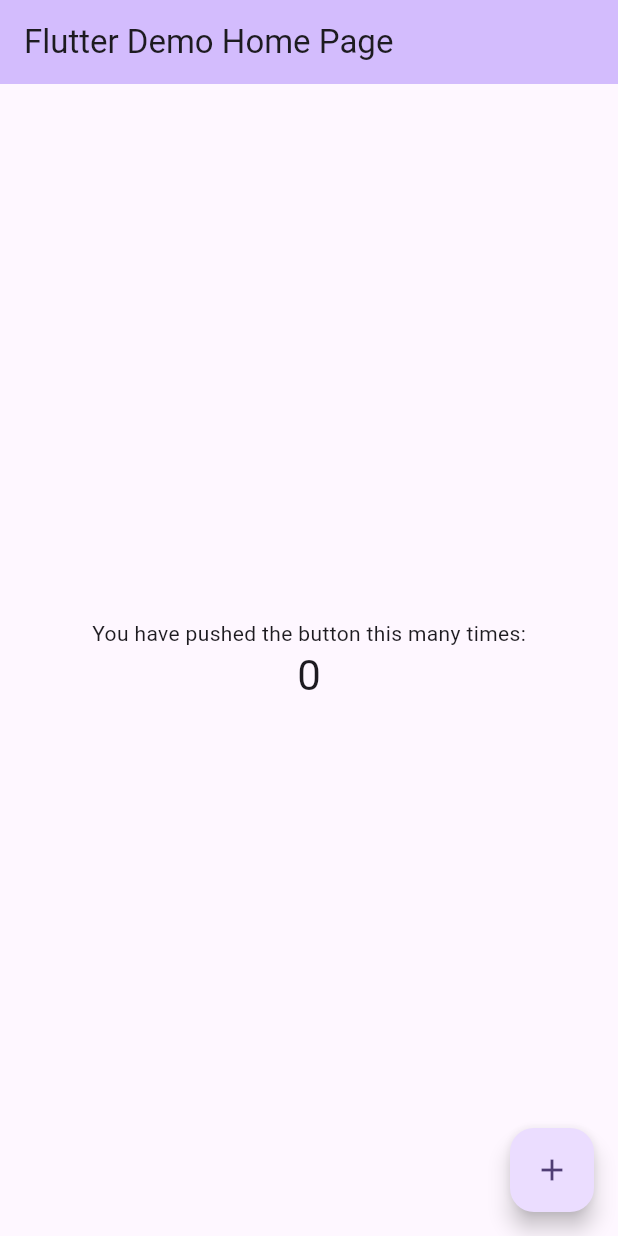
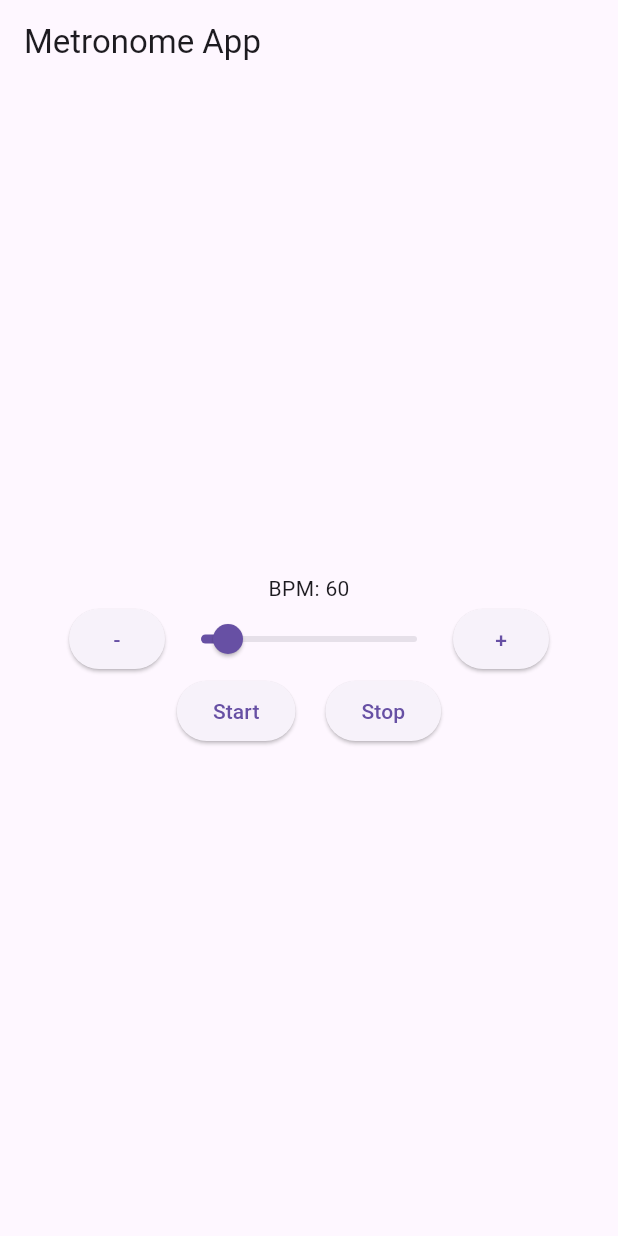
Before and after one commit to AdnanKhaleeli/MetronomeAPP, a Flutter app: the screen it shows after launch, on a phone screen of 412 x 824 dp. Run offline on Flutter 3.47's test engine with Material 3 defaults, Android fonts, the phone set to English and light mode, and no system bars; our stand-ins replace audioplayers.

Commit message:
Simple interface. Slider, plus, minus, start, stop

```diff
--- a/lib/main.dart
+++ b/lib/main.dart
@@ -1,125 +1,106 @@
+import 'dart:async';
 import 'package:flutter/material.dart';
+import 'package:audioplayers/audioplayers.dart';
 
 void main() {
-  runApp(const MyApp());
+  runApp(MetronomeApp());
 }
 
-class MyApp extends StatelessWidget {
-  const MyApp({super.key});
+class MetronomeApp extends StatefulWidget {
+  @override
+  _MetronomeAppState createState() => _MetronomeAppState();
+}
 
-  // This widget is the root of your application.
+class _MetronomeAppState extends State<MetronomeApp> {
+  double _bpm = 60;
+  final player = AudioPlayer();
+
+
+
   @override
   Widget build(BuildContext context) {
     return MaterialApp(
-      title: 'Flutter Demo',
-      theme: ThemeData(
-        // This is the theme of your application.
-        //
-        // TRY THIS: Try running your application with "flutter run". You'll see
-        // the application has a purple toolbar. Then, without quitting the app,
-        // try changing the seedColor in the colorScheme below to Colors.green
-        // and then invoke "hot reload" (save your changes or press the "hot
-        // reload" button in a Flutter-supported IDE, or press "r" if you used
-        // the command line to start the app).
-        //
-        // Notice that the counter didn't reset back to zero; the application
-        // state is not lost during the reload. To reset the state, use hot
-        // restart instead.
-        //
-        // This works for code too, not just values: Most code changes can be
-        // tested with just a hot reload.
-        colorScheme: ColorScheme.fromSeed(seedColor: Colors.deepPurple),
-        useMaterial3: true,
+      home: Scaffold(
+        appBar: AppBar(
+          title: Text('Metronome App'),
         ),
-      home: const MyHomePage(title: 'Flutter Demo Home Page'),
-    );
-  }
-}
+        body: Column(
 
-class MyHomePage extends StatefulWidget {
-  const MyHomePage({super.key, required this.title});
+          mainAxisAlignment: MainAxisAlignment.center,
+          children: [
+            Text('BPM: ${_bpm.toInt()}'),
 
-  // This widget is the home page of your application. It is stateful, meaning
-  // that it has a State object (defined below) that contains fields that affect
-  // how it looks.
+            Row(
+              mainAxisAlignment: MainAxisAlignment.center,
 
-  // This class is the configuration for the state. It holds the values (in this
-  // case the title) provided by the parent (in this case the App widget) and
-  // used by the build method of the State. Fields in a Widget subclass are
-  // always marked "final".
+              //adding a slider for the BPM
+            //min: 40, max: 200
+            children: [
 
-  final String title;
+              ElevatedButton(
+                onPressed: () {
+                  setState(()
+                  {
+                    _bpm = _bpm - 1;
+                  });
+                },
+                child: Text("-"),
+              ),
+             Slider(
+                              min: 40,
+                              max: 200,
+                              value: _bpm,
+                              //If changed, new value is newBPM
+                              onChanged: (newBPM) {
+                                setState(()
+                                {
+                                //setting the BPM to new BPM
+                                  _bpm = newBPM;
+                                });},
 
-  @override
-  State<MyHomePage> createState() => _MyHomePageState();
-}
+                ),
 
-class _MyHomePageState extends State<MyHomePage> {
-  int _counter = 0;
+              ElevatedButton(
+                onPressed: ()
+                {
+                  setState(()
+                  {
+                    _bpm = _bpm + 1;
+                  });
+                },
+                child: Text("+"),
+              ),
 
-  void _incrementCounter() {
-    setState(() {
-      // This call to setState tells the Flutter framework that something has
-      // changed in this State, which causes it to rerun the build method below
-      // so that the display can reflect the updated values. If we changed
-      // _counter without calling setState(), then the build method would not be
-      // called again, and so nothing would appear to happen.
-      _counter++;
-    });
-  }
 
-  @override
-  Widget build(BuildContext context) {
-    // This method is rerun every time setState is called, for instance as done
-    // by the _incrementCounter method above.
-    //
-    // The Flutter framework has been optimized to make rerunning build methods
-    // fast, so that you can just rebuild anything that needs updating rather
-    // than having to individually change instances of widgets.
-    return Scaffold(
-      appBar: AppBar(
-        // TRY THIS: Try changing the color here to a specific color (to
-        // Colors.amber, perhaps?) and trigger a hot reload to see the AppBar
-        // change color while the other colors stay the same.
-        backgroundColor: Theme.of(context).colorScheme.inversePrimary,
-        // Here we take the value from the MyHomePage object that was created by
-        // the App.build method, and use it to set our appbar title.
-        title: Text(widget.title),
+            ],
+            )
+
+
+
+            ,Row(
+              //centering an axis along the center of the screen
+              mainAxisAlignment: MainAxisAlignment.center,
+              //underneath the axis, add buttons(children)
+              children: [
+                ElevatedButton(
+                  //when pressed, start the metronome
+                  onPressed: ()
+                  async {
+                    await player.play(AssetSource('assets/tick_sound.mp3'));
+                  },
+                  child: Text('Start'),
                 ),
-      body: Center(
-        // Center is a layout widget. It takes a single child and positions it
-        // in the middle of the parent.
-        child: Column(
-          // Column is also a layout widget. It takes a list of children and
-          // arranges them vertically. By default, it sizes itself to fit its
-          // children horizontally, and tries to be as tall as its parent.
-          //
-          // Column has various properties to control how it sizes itself and
-          // how it positions its children. Here we use mainAxisAlignment to
-          // center the children vertically; the main axis here is the vertical
-          // axis because Columns are vertical (the cross axis would be
-          // horizontal).
-          //
-          // TRY THIS: Invoke "debug painting" (choose the "Toggle Debug Paint"
-          // action in the IDE, or press "p" in the console), to see the
-          // wireframe for each widget.
-          mainAxisAlignment: MainAxisAlignment.center,
-          children: <Widget>[
-            const Text(
-              'You have pushed the button this many times:',
+                SizedBox(width: 20),
+                ElevatedButton(
+                  //when pressed, stop the metronome
+                  onPressed: () {  },
+                  child: Text('Stop'),
                 ),
-            Text(
-              '$_counter',
-              style: Theme.of(context).textTheme.headlineMedium,
+              ],
             ),
         ],
         ),
       ),
-      floatingActionButton: FloatingActionButton(
-        onPressed: _incrementCounter,
-        tooltip: 'Increment',
-        child: const Icon(Icons.add),
-      ), // This trailing comma makes auto-formatting nicer for build methods.
     );
   }
 }
```
Also changed, not shown: pubspec.yaml (+8 -3 lines), 2 other files. Lines whose indentation alone changed are shown as unchanged.
